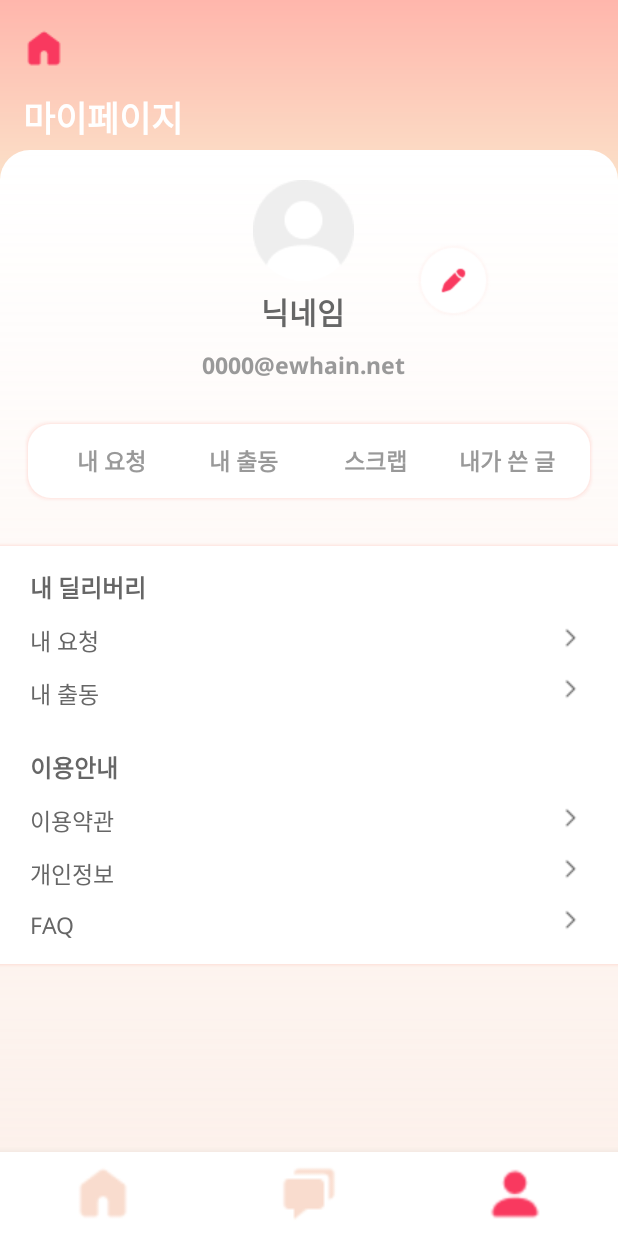
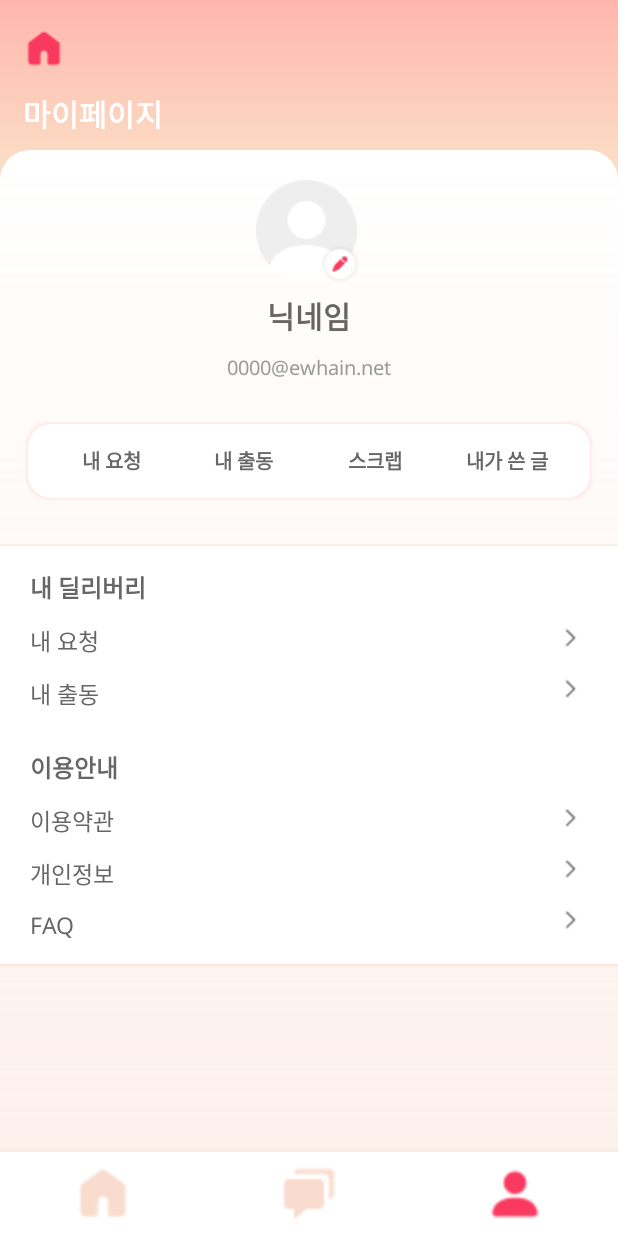
Before and after one commit to WonderWoman-Team/WW_Client, an Android app: the screen it shows after launch (MainActivity), item 3 of the bottom bar chosen, on a phone screen of 412 x 824 dp. Run offline under Robolectric (Android 15) with nearby library versions, the phone set to English and light mode, and no system bars; our stand-ins replace Firebase (no records; nobody signed in at launch, a user with empty details on screens opened directly).

Commit message:
fix: 마이페이지 화면 변경된 UI 적용

```diff
--- a/app/src/main/res/layout/activity_main.xml
+++ b/app/src/main/res/layout/activity_main.xml
@@ -36,8 +36,8 @@
         android:gravity="right">
         <Button
             android:id="@+id/write_post"
-            android:layout_width="60dp"
-            android:layout_height="60dp"
+            android:layout_width="70dp"
+            android:layout_height="70dp"
             android:layout_gravity="bottom"
             android:background="@drawable/write_btn" />
     </LinearLayout>
--- a/app/src/main/res/layout/fragment_delivery.xml
+++ b/app/src/main/res/layout/fragment_delivery.xml
@@ -72,14 +72,11 @@
             android:gravity="center_vertical">
             <TextView
                 android:layout_width="wrap_content"
-                android:layout_height="wrap_content"
+                android:layout_height="25dp"
                 android:layout_marginTop="20dp"
                 android:layout_marginBottom="20dp"
-                android:textSize="15sp"
-                android:fontFamily="@font/noto_sans_bold"
-                android:textColor="@color/black"
-                android:hint="포스코관"
-                android:textColorHint="@color/black"/>
+                android:textAppearance="@style/regular15"
+                android:text="포스코관" />
             <ImageButton
                 android:layout_width="14dp"
                 android:layout_height="10dp"
--- a/app/src/main/res/layout/fragment_mypage.xml
+++ b/app/src/main/res/layout/fragment_mypage.xml
@@ -28,7 +28,7 @@
             android:layout_height="wrap_content"
             android:layout_marginTop="5dp"
             android:fontFamily="@font/noto_sans_bold"
-            android:textSize="23sp"
+            android:textSize="20sp"
             android:text="@string/mypage"
             android:textColor="@color/white" />
     </LinearLayout>
@@ -47,44 +47,46 @@
             android:layout_marginTop="20dp"
             android:orientation="horizontal"
             android:gravity="center">
-            <View
-                android:layout_width="50dp"
-                android:layout_height="50dp"/>
             <LinearLayout
                 android:layout_width="match_parent"
                 android:layout_height="wrap_content"
                 android:orientation="vertical"
                 android:layout_gravity="center_horizontal"
                 android:gravity="center">
-                <ImageView
-                    android:layout_width="wrap_content"
+                <FrameLayout
+                    android:layout_width="70dp"
                     android:layout_height="wrap_content"
-                    android:background="@drawable/profile" />
+                    android:layout_gravity="center_horizontal">
+                    <ImageView
+                        android:layout_width="wrap_content"
+                        android:layout_height="wrap_content"
+                        android:background="@drawable/profile" />
+                    <LinearLayout
+                        android:layout_width="30dp"
+                        android:layout_height="70dp"
+                        android:layout_gravity="end"
+                        android:gravity="right">
+                        <ImageButton
+                            android:layout_width="wrap_content"
+                            android:layout_height="wrap_content"
+                            android:background="@drawable/change_profile_btn"
+                            android:layout_gravity="bottom" />
+                    </LinearLayout>
+                </FrameLayout>
                 <TextView
                     android:layout_width="wrap_content"
                     android:layout_height="wrap_content"
                     android:layout_marginTop="5dp"
                     android:hint="닉네임"
-                    android:fontFamily="@font/noto_sans_bold"
-                    android:textSize="20sp"
+                    android:textAppearance="@style/bold20"
                     android:textColorHint="@color/gray3"/>
                 <TextView
                     android:layout_width="wrap_content"
                     android:layout_height="wrap_content"
                     android:hint="0000@ewhain.net"
                     android:layout_marginTop="10dp"
-                    android:fontFamily="@font/noto_sans_bold"
-                    android:textSize="15sp"
+                    android:textAppearance="@style/regular13"
                     android:textColorHint="@color/gray2"/>
-            </LinearLayout>
-            <LinearLayout
-                android:layout_width="wrap_content"
-                android:layout_height="wrap_content">
-                <ImageButton
-                    android:layout_width="50dp"
-                    android:layout_height="50dp"
-                    android:background="@drawable/write_btn"
-                    android:layout_marginLeft="7dp"/>
             </LinearLayout>
         </LinearLayout>
 
@@ -104,27 +106,24 @@
                 android:background="@color/white"
                 android:text="@string/myrequest"
                 android:elevation="0dp"
-                android:fontFamily="@font/noto_sans_bold"
-                android:textSize="15sp"
-                android:textColor="@color/gray2"
+                android:textAppearance="@style/bold13"
+                android:gravity="center"
                 android:stateListAnimator="@null"/>
             <Button
                 android:layout_width="wrap_content"
                 android:layout_height="wrap_content"
                 android:background="@color/white"
                 android:text="@string/mydispatch"
-                android:fontFamily="@font/noto_sans_bold"
-                android:textSize="15sp"
-                android:textColor="@color/gray2"
+                android:textAppearance="@style/bold13"
+                android:gravity="center"
                 android:stateListAnimator="@null"/>
             <Button
                 android:layout_width="wrap_content"
                 android:layout_height="wrap_content"
                 android:background="@color/white"
                 android:text="@string/scrap"
-                android:fontFamily="@font/noto_sans_bold"
-                android:textSize="15sp"
-                android:textColor="@color/gray2"
+                android:textAppearance="@style/bold13"
+                android:gravity="center"
                 android:stateListAnimator="@null"/>
             <Button
                 android:layout_width="wrap_content"
@@ -132,9 +131,8 @@
                 android:background="@color/white"
                 android:text="@string/mypost"
                 android:elevation="0dp"
-                android:fontFamily="@font/noto_sans_bold"
-                android:textSize="15sp"
-                android:textColor="@color/gray2"
+                android:textAppearance="@style/bold13"
+                android:gravity="center"
                 android:stateListAnimator="@null"/>
         </LinearLayout>
 
@@ -156,9 +154,7 @@
                     android:layout_marginTop="15dp"
                     android:layout_marginBottom="10dp"
                     android:text="@string/mydelivery"
-                    android:textColor="@color/gray3"
-                    android:textSize="16sp"
-                    android:fontFamily="@font/noto_sans_bold"/>
+                    android:textAppearance="@style/bold16"/>
                 <LinearLayout
                     android:layout_width="match_parent"
                     android:layout_height="wrap_content"
@@ -174,9 +170,7 @@
                             android:layout_marginTop="2dp"
                             android:layout_marginBottom="10dp"
                             android:text="@string/myrequest"
-                            android:textColor="@color/gray3"
-                            android:textSize="15sp"
-                            android:fontFamily="@font/noto_sans"
+                            android:textAppearance="@style/regular15"
                             />
                         <TextView
                             android:layout_width="match_parent"
@@ -184,9 +178,7 @@
                             android:layout_marginTop="2dp"
                             android:layout_marginBottom="10dp"
                             android:text="@string/mydispatch"
-                            android:textColor="@color/gray3"
-                            android:textSize="15sp"
-                            android:fontFamily="@font/noto_sans"
+                            android:textAppearance="@style/regular15"
                             />
                     </LinearLayout>
                     <LinearLayout
@@ -213,9 +205,7 @@
                     android:layout_marginTop="15dp"
                     android:layout_marginBottom="10dp"
                     android:text="@string/guide"
-                    android:textColor="@color/gray3"
-                    android:textSize="16sp"
-                    android:fontFamily="@font/noto_sans_bold"/>
+                    android:textAppearance="@style/bold16"/>
                 <LinearLayout
                     android:layout_width="match_parent"
                     android:layout_height="wrap_content"
@@ -232,9 +222,7 @@
                             android:layout_marginTop="2dp"
                             android:layout_marginBottom="10dp"
                             android:text="@string/terms"
-                            android:textColor="@color/gray3"
-                            android:textSize="15sp"
-                            android:fontFamily="@font/noto_sans"
+                            android:textAppearance="@style/regular15"
                             />
                         <TextView
                             android:layout_width="match_parent"
@@ -242,19 +230,15 @@
                             android:layout_marginTop="2dp"
                             android:layout_marginBottom="10dp"
                             android:text="@string/privacypolicy"
-                            android:textColor="@color/gray3"
-                            android:textSize="15sp"
-                            android:fontFamily="@font/noto_sans"
+                            android:textAppearance="@style/regular15"
                             />
 
                         <TextView
                             android:layout_width="match_parent"
                             android:layout_height="wrap_content"
                             android:layout_marginTop="2dp"
-                            android:fontFamily="@font/noto_sans"
                             android:text="@string/faq"
-                            android:textColor="@color/gray3"
-                            android:textSize="15sp" />
+                            android:textAppearance="@style/regular15" />
                     </LinearLayout>
                     <LinearLayout
                         android:layout_width="match_parent"
--- a/app/src/main/res/values/styles.xml
+++ b/app/src/main/res/values/styles.xml
@@ -1,5 +1,10 @@
 <?xml version="1.0" encoding="utf-8"?>
 <resources>
+    <style name="bold20" parent="TextAppearance.Design.Tab">
+        <item name="android:textSize">20sp</item>
+        <item name="android:textColor">#666666</item>
+        <item name="fontFamily">@font/noto_sans_bold</item>
+    </style>
     <style name="bold16" parent="TextAppearance.Design.Tab">
         <item name="android:textSize">16sp</item>
         <item name="android:textColor">#666666</item>
@@ -36,10 +41,24 @@
         <item name="android:textColor">#FFFFFF</item>
         <item name="fontFamily">@font/noto_sans_bold</item>
     </style>
-
+    <style name="bold13" parent="TextAppearance.Design.Tab">
+        <item name="android:textSize">13sp</item>
+        <item name="android:textColor">#666666</item>
+        <item name="fontFamily">@font/noto_sans_bold</item>
+    </style>
     <style name="mid13" parent="TextAppearance.Design.Tab">
         <item name="android:textSize">13sp</item>
         <item name="android:textColor">#D9D9D9</item>
         <item name="fontFamily">@font/noto_sans</item>
     </style>
+    <style name="regular15" parent="TextAppearance.Design.Tab">
+        <item name="android:textSize">15sp</item>
+        <item name="android:textColor">#666666</item>
+        <item name="fontFamily">@font/noto_sans</item>
+    </style>
+    <style name="regular13" parent="TextAppearance.Design.Tab">
+        <item name="android:textSize">13sp</item>
+        <item name="android:textColor">#999999</item>
+        <item name="fontFamily">@font/noto_sans</item>
+    </style>
 </resources>
--- a/build.gradle
+++ b/build.gradle
@@ -7,5 +7,5 @@ plugins {
     id 'com.android.application' version '7.4.2' apply false
     id 'com.android.library' version '7.4.2' apply false
     id 'org.jetbrains.kotlin.android' version '1.8.20' apply false
-    id("com.google.gms.google-services") version "4.3.15" apply false
+    id 'com.google.gms.google-services' version '4.3.15' apply false
 }
```
Also changed, not shown: app/build.gradle (+3 -7 lines), app/src/main/res/drawable-v24/change_profile_btn.png (added).
